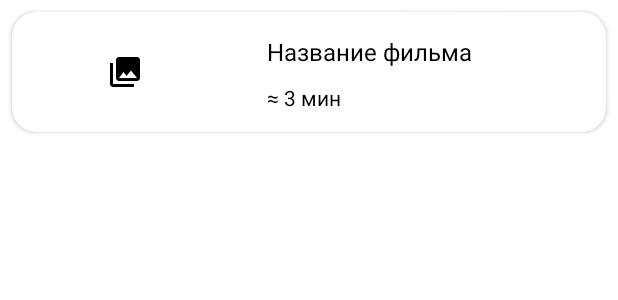
After one commit to artemObrazumov/hackathon-religion, an Android app: the layout item_film.xml on its own in the app's theme, with its tools: preview values and no code run, on a phone screen of 412 x 824 dp. The commit adds this screen. Shown: the top 300 px of the screen. Run offline under Robolectric (Android 15) with nearby library versions, the phone set to English and light mode, and no system bars.

Commit message:
added recycler view in Videos with local store

```diff
--- a/app/build.gradle
+++ b/app/build.gradle
@@ -1,6 +1,7 @@
 plugins {
     id 'com.android.application'
     id 'org.jetbrains.kotlin.android'
+    id 'com.google.gms.google-services'
 }
 
 android {
@@ -36,7 +37,6 @@ android {
 }
 
 dependencies {
-
     implementation 'androidx.core:core-ktx:1.7.0'
     implementation 'androidx.appcompat:appcompat:1.6.1'
     implementation 'com.google.android.material:material:1.8.0'
@@ -45,6 +45,8 @@ dependencies {
     implementation 'androidx.lifecycle:lifecycle-viewmodel-ktx:2.5.1'
     implementation 'androidx.navigation:navigation-fragment-ktx:2.5.3'
     implementation 'androidx.navigation:navigation-ui-ktx:2.5.3'
+    implementation 'com.github.bumptech.glide:glide:4.12.0'
+    implementation 'com.google.firebase:firebase-firestore-ktx:24.1.1'
     testImplementation 'junit:junit:4.13.2'
     androidTestImplementation 'androidx.test.ext:junit:1.1.5'
     androidTestImplementation 'androidx.test.espresso:espresso-core:3.5.1'
--- a/app/src/main/AndroidManifest.xml
+++ b/app/src/main/AndroidManifest.xml
@@ -1,6 +1,7 @@
 <?xml version="1.0" encoding="utf-8"?>
 <manifest xmlns:android="http://schemas.android.com/apk/res/android"
     xmlns:tools="http://schemas.android.com/tools">
+    <uses-permission android:name="android.permission.INTERNET" />
 
     <application
         android:allowBackup="true"
@@ -12,7 +13,7 @@
         android:theme="@style/Theme.ПравославныйАрзамас"
         tools:targetApi="31">
         <activity
-            android:name=".MainActivity"
+            android:name=".ui.main.MainActivity"
             android:exported="true"
             android:label="@string/app_name"
             android:theme="@style/Theme.ПравославныйАрзамас.NoActionBar">
--- /dev/null
+++ b/app/src/main/res/layout/item_film.xml
@@ -0,0 +1,46 @@
+<?xml version="1.0" encoding="utf-8"?>
+<androidx.cardview.widget.CardView xmlns:android="http://schemas.android.com/apk/res/android"
+    xmlns:app="http://schemas.android.com/apk/res-auto"
+    android:layout_width="match_parent"
+    android:layout_height="80dp"
+    android:layout_margin="8dp"
+    app:cardCornerRadius="16dp">
+
+    <androidx.constraintlayout.widget.ConstraintLayout
+        android:layout_width="match_parent"
+        android:layout_height="match_parent">
+
+        <TextView
+            android:id="@+id/item_film_tv_name"
+            android:layout_width="0dp"
+            android:layout_height="wrap_content"
+            android:layout_marginStart="20dp"
+            android:layout_marginTop="15dp"
+            android:text="Название фильма"
+            android:textColor="#000000"
+            android:textSize="16sp"
+            app:layout_constraintEnd_toEndOf="parent"
+            app:layout_constraintStart_toEndOf="@+id/item_film_img_film"
+            app:layout_constraintTop_toTopOf="@+id/item_film_img_film" />
+
+        <ImageView
+            android:id="@+id/item_film_img_film"
+            android:layout_width="150dp"
+            android:layout_height="0dp"
+            android:scaleType="center"
+            app:layout_constraintBottom_toBottomOf="parent"
+            app:layout_constraintStart_toStartOf="parent"
+            app:layout_constraintTop_toTopOf="parent"
+            app:srcCompat="@drawable/ic_menu_gallery" />
+
+        <TextView
+            android:id="@+id/item_film_tv_duration"
+            android:layout_width="wrap_content"
+            android:layout_height="wrap_content"
+            android:layout_marginTop="10dp"
+            android:text="≈ 3 мин"
+            android:textColor="#000000"
+            app:layout_constraintStart_toStartOf="@+id/item_film_tv_name"
+            app:layout_constraintTop_toBottomOf="@+id/item_film_tv_name" />
+    </androidx.constraintlayout.widget.ConstraintLayout>
+</androidx.cardview.widget.CardView>
--- a/build.gradle
+++ b/build.gradle
@@ -1,4 +1,8 @@
-// Top-level build file where you can add configuration options common to all sub-projects/modules.
+buildscript {
+    dependencies {
+        classpath 'com.google.gms:google-services:4.3.10'
+    }
+}// Top-level build file where you can add configuration options common to all sub-projects/modules.
 plugins {
     id 'com.android.application' version '7.4.1' apply false
     id 'com.android.library' version '7.4.1' apply false
```
Also changed, not shown: app/src/main/java/com/borsch_team/hackathonReligion/data/api/API.kt (added, +13 -0 lines), app/src/main/java/com/borsch_team/hackathonReligion/data/models/FilmModel.kt (added, +8 -0 lines), app/src/main/java/com/borsch_team/hackathonReligion/ui/adapters/FilmsAdapter.kt (added, +52 -0 lines), app/src/main/java/com/borsch_team/hackathonReligion/ui/films/FilmsFragment.kt (+21 -16 lines), app/src/main/java/com/borsch_team/hackathonReligion/ui/films/FilmsViewModel.kt (+13 -3 lines), app/src/main/java/com/borsch_team/hackathonReligion/ui/main/MainActivity.kt (renamed from app/src/main/java/com/borsch_team/hackathonReligion/MainActivity.kt, +3 -6 lines), app/src/main/java/com/borsch_team/hackathonReligion/ui/main/MainViewModel.kt (added, +7 -0 lines), app/src/main/res/layout/app_bar_main.xml (+1 -10 lines), app/src/main/res/layout/fragment_films.xml (+4 -8 lines), 1 other file.
